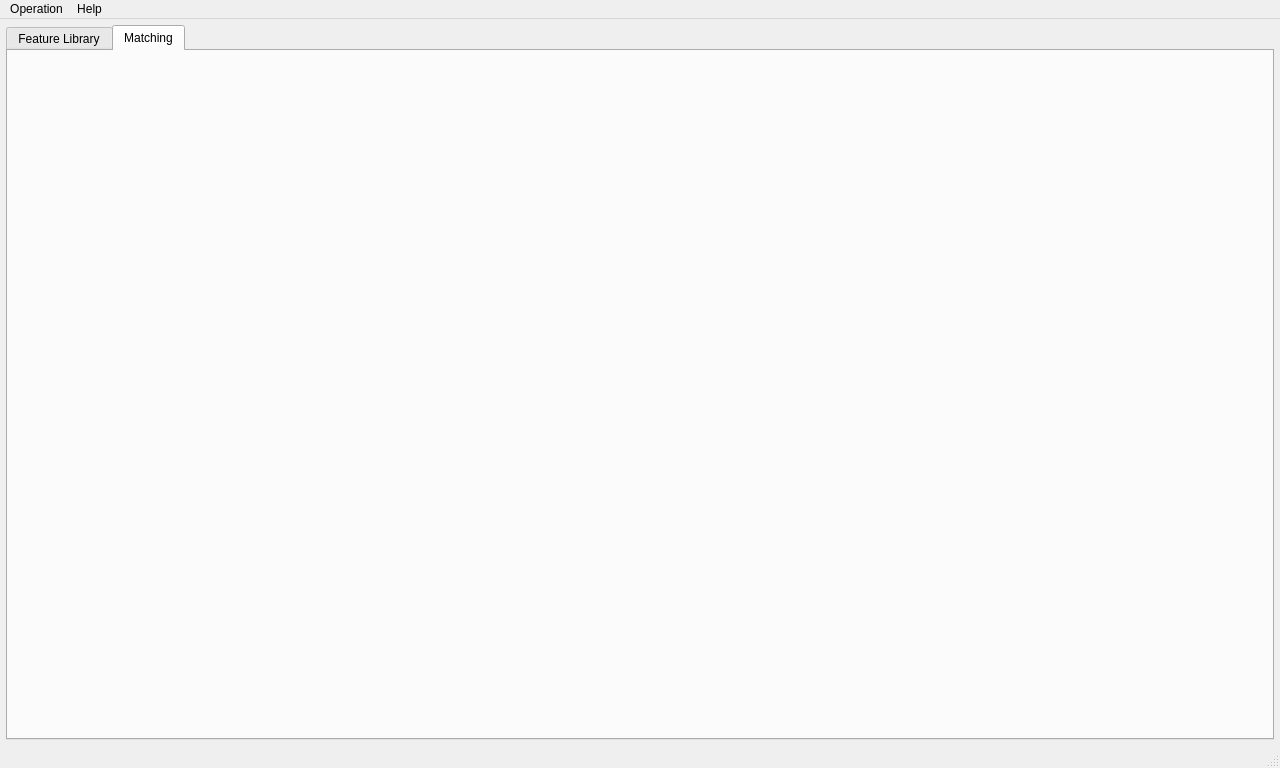
Qt form FireDogEditor/FireDogEditor.ui (MountCloud/FireDog) before a commit.
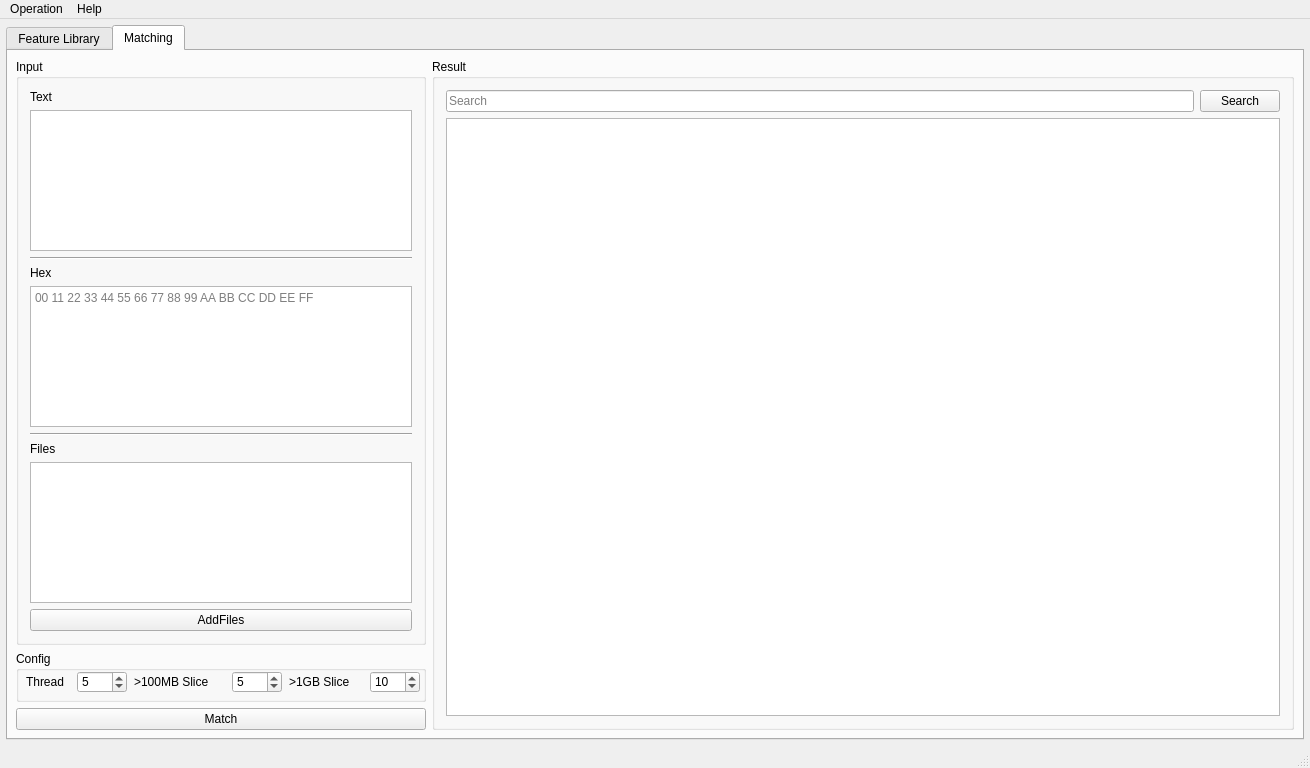
The same form after that commit. The open tabs and pages were chosen to show the change. Custom widgets are drawn as their Qt base class.

```diff
--- a/FireDogEditor/FireDogEditor.ui
+++ b/FireDogEditor/FireDogEditor.ui
@@ -6,7 +6,7 @@
    <rect>
     <x>0</x>
     <y>0</y>
-    <width>1280</width>
+    <width>1310</width>
     <height>768</height>
    </rect>
   </property>
@@ -44,6 +44,9 @@
       <property name="enabled">
        <bool>true</bool>
       </property>
+      <property name="styleSheet">
+       <string notr="true"/>
+      </property>
       <property name="currentIndex">
        <number>0</number>
       </property>
@@ -257,6 +260,235 @@
        <attribute name="title">
         <string>Matching</string>
        </attribute>
+       <layout class="QGridLayout" name="gridLayout_4">
+        <property name="leftMargin">
+         <number>8</number>
+        </property>
+        <property name="topMargin">
+         <number>8</number>
+        </property>
+        <property name="rightMargin">
+         <number>8</number>
+        </property>
+        <property name="bottomMargin">
+         <number>8</number>
+        </property>
+        <item row="0" column="1" rowspan="3">
+         <widget class="QGroupBox" name="groupBoxResult">
+          <property name="title">
+           <string>Result</string>
+          </property>
+          <layout class="QGridLayout" name="gridLayout_5">
+           <item row="0" column="0">
+            <widget class="QLineEdit" name="lineEditSearchResult">
+             <property name="placeholderText">
+              <string>Search</string>
+             </property>
+            </widget>
+           </item>
+           <item row="0" column="1">
+            <widget class="QPushButton" name="pushButtonSearchResult">
+             <property name="maximumSize">
+              <size>
+               <width>16777215</width>
+               <height>16777215</height>
+              </size>
+             </property>
+             <property name="text">
+              <string>Search</string>
+             </property>
+            </widget>
+           </item>
+           <item row="1" column="0" colspan="2">
+            <widget class="QTableView" name="tableViewSearchResult"/>
+           </item>
+          </layout>
+         </widget>
+        </item>
+        <item row="0" column="0">
+         <widget class="QGroupBox" name="groupBoxInput">
+          <property name="maximumSize">
+           <size>
+            <width>410</width>
+            <height>16777215</height>
+           </size>
+          </property>
+          <property name="title">
+           <string>Input</string>
+          </property>
+          <layout class="QVBoxLayout" name="verticalLayout_2">
+           <item>
+            <widget class="QLabel" name="labelText">
+             <property name="text">
+              <string>Text</string>
+             </property>
+            </widget>
+           </item>
+           <item>
+            <widget class="QPlainTextEdit" name="plainTextText"/>
+           </item>
+           <item>
+            <widget class="Line" name="line">
+             <property name="orientation">
+              <enum>Qt::Horizontal</enum>
+             </property>
+            </widget>
+           </item>
+           <item>
+            <widget class="QLabel" name="labelHex">
+             <property name="text">
+              <string>Hex</string>
+             </property>
+            </widget>
+           </item>
+           <item>
+            <widget class="HexEditor" name="plainTextHex">
+             <property name="placeholderText">
+              <string>00 11 22 33 44 55 66 77 88 99 AA BB CC DD EE FF</string>
+             </property>
+            </widget>
+           </item>
+           <item>
+            <widget class="Line" name="line_2">
+             <property name="orientation">
+              <enum>Qt::Horizontal</enum>
+             </property>
+            </widget>
+           </item>
+           <item>
+            <widget class="QLabel" name="labelFiles">
+             <property name="text">
+              <string>Files</string>
+             </property>
+            </widget>
+           </item>
+           <item>
+            <widget class="QTableView" name="tableViewFiles"/>
+           </item>
+           <item>
+            <widget class="QPushButton" name="pushButtonAddFiles">
+             <property name="text">
+              <string>AddFiles</string>
+             </property>
+            </widget>
+           </item>
+          </layout>
+         </widget>
+        </item>
+        <item row="2" column="0">
+         <widget class="QPushButton" name="pushButtonMatch">
+          <property name="text">
+           <string>Match</string>
+          </property>
+         </widget>
+        </item>
+        <item row="1" column="0">
+         <widget class="QGroupBox" name="groupBoxConfig">
+          <property name="minimumSize">
+           <size>
+            <width>0</width>
+            <height>51</height>
+           </size>
+          </property>
+          <property name="maximumSize">
+           <size>
+            <width>410</width>
+            <height>51</height>
+           </size>
+          </property>
+          <property name="title">
+           <string>Config</string>
+          </property>
+          <widget class="QLabel" name="labelThreadNum">
+           <property name="geometry">
+            <rect>
+             <x>10</x>
+             <y>23</y>
+             <width>51</width>
+             <height>16</height>
+            </rect>
+           </property>
+           <property name="text">
+            <string>Thread</string>
+           </property>
+          </widget>
+          <widget class="QSpinBox" name="spinBoxThreadNum">
+           <property name="geometry">
+            <rect>
+             <x>61</x>
+             <y>20</y>
+             <width>50</width>
+             <height>22</height>
+            </rect>
+           </property>
+           <property name="minimum">
+            <number>1</number>
+           </property>
+           <property name="value">
+            <number>5</number>
+           </property>
+          </widget>
+          <widget class="QLabel" name="label100MB">
+           <property name="geometry">
+            <rect>
+             <x>118</x>
+             <y>23</y>
+             <width>97</width>
+             <height>16</height>
+            </rect>
+           </property>
+           <property name="text">
+            <string>&gt;100MB Slice</string>
+           </property>
+          </widget>
+          <widget class="QSpinBox" name="spinBox100MB">
+           <property name="geometry">
+            <rect>
+             <x>216</x>
+             <y>20</y>
+             <width>50</width>
+             <height>22</height>
+            </rect>
+           </property>
+           <property name="minimum">
+            <number>1</number>
+           </property>
+           <property name="value">
+            <number>5</number>
+           </property>
+          </widget>
+          <widget class="QLabel" name="label1GB">
+           <property name="geometry">
+            <rect>
+             <x>273</x>
+             <y>23</y>
+             <width>81</width>
+             <height>16</height>
+            </rect>
+           </property>
+           <property name="text">
+            <string>&gt;1GB Slice</string>
+           </property>
+          </widget>
+          <widget class="QSpinBox" name="spinBox1GB">
+           <property name="geometry">
+            <rect>
+             <x>354</x>
+             <y>20</y>
+             <width>50</width>
+             <height>22</height>
+            </rect>
+           </property>
+           <property name="minimum">
+            <number>1</number>
+           </property>
+           <property name="value">
+            <number>10</number>
+           </property>
+          </widget>
+         </widget>
+        </item>
+       </layout>
       </widget>
      </widget>
     </item>
@@ -267,7 +499,7 @@
     <rect>
      <x>0</x>
      <y>0</y>
-     <width>1280</width>
+     <width>1310</width>
      <height>26</height>
     </rect>
    </property>
@@ -324,6 +556,13 @@
   </action>
  </widget>
  <layoutdefault spacing="6" margin="11"/>
+ <customwidgets>
+  <customwidget>
+   <class>HexEditor</class>
+   <extends>QPlainTextEdit</extends>
+   <header>hexeditor.h</header>
+  </customwidget>
+ </customwidgets>
  <resources>
   <include location="FireDogEditor.qrc"/>
  </resources>
```
Left out of the diff: 24 changed lines with no effect on the pictures.
